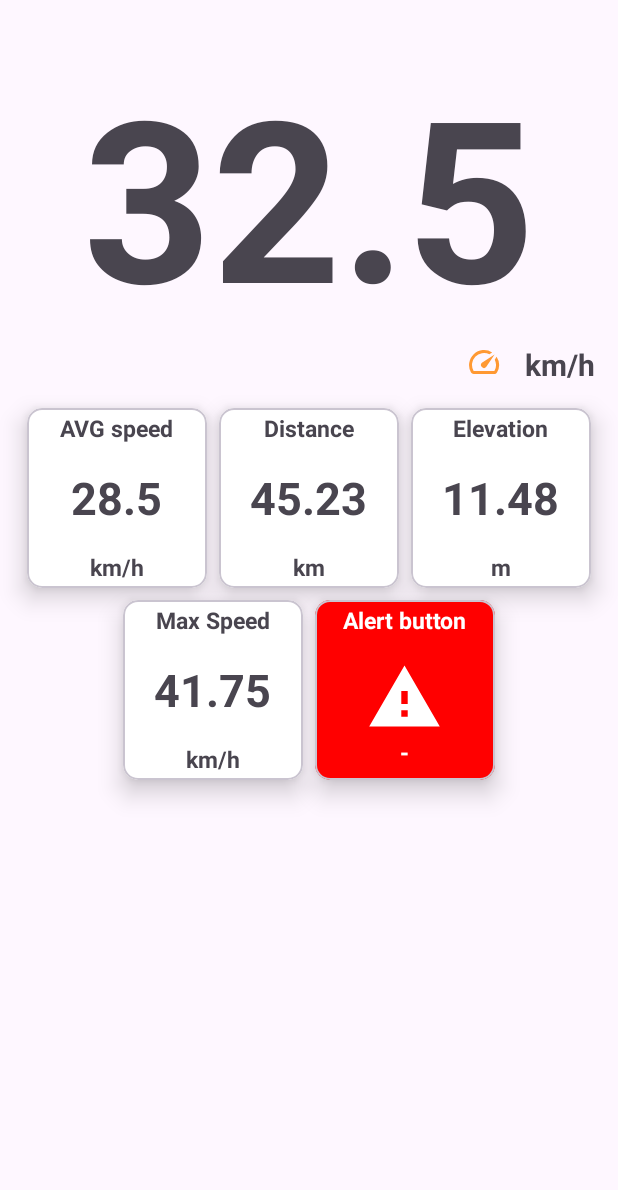
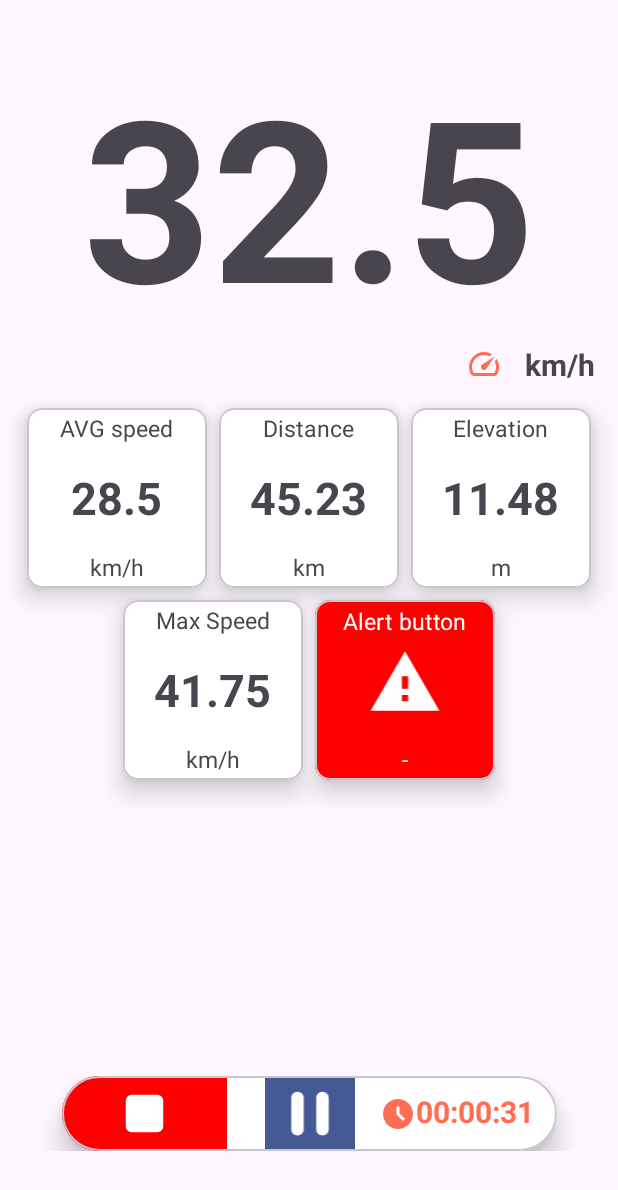
Before and after one commit to Jarcovision/CurrentWeatherData, an Android app: the WindFragment screen opened through its navigation route, on a phone screen of 412 x 824 dp. Shown: the top 1190 px of the screen. Run offline under Robolectric (Android 15) with nearby library versions, the phone set to English and light mode, and no system bars; our stand-ins replace Dagger/Hilt's generated code.

Commit message:
fragment_wind finished

```diff
--- a/app/src/main/res/drawable/baseline_speed_24.xml
+++ b/app/src/main/res/drawable/baseline_speed_24.xml
@@ -1,4 +1,4 @@
-<vector android:height="24dp" android:tint="#FF9933"
+<vector android:height="24dp" android:tint="@color/orange"
     android:viewportHeight="24" android:viewportWidth="24"
     android:width="24dp" xmlns:android="http://schemas.android.com/apk/res/android">
     <path android:fillColor="@android:color/white" android:pathData="M20.38,8.57l-1.23,1.85a8,8 0,0 1,-0.22 7.58L5.07,18A8,8 0,0 1,15.58 6.85l1.85,-1.23A10,10 0,0 0,3.35 19a2,2 0,0 0,1.72 1h13.85a2,2 0,0 0,1.74 -1,10 10,0 0,0 -0.27,-10.44zM10.59,15.41a2,2 0,0 0,2.83 0l5.66,-8.49 -8.49,5.66a2,2 0,0 0,0 2.83z"/>
--- a/app/src/main/res/drawable/timer_24.xml
+++ b/app/src/main/res/drawable/timer_24.xml
@@ -1,4 +1,4 @@
-<vector android:height="24dp" android:tint="#FF9933"
+<vector android:height="24dp" android:tint="@color/orange"
     android:viewportHeight="24" android:viewportWidth="24"
     android:width="24dp" xmlns:android="http://schemas.android.com/apk/res/android">
     <path android:fillColor="@android:color/white" android:pathData="M11.99,2C6.47,2 2,6.48 2,12s4.47,10 9.99,10C17.52,22 22,17.52 22,12S17.52,2 11.99,2zM15.29,16.71L11,12.41V7h2v4.59l3.71,3.71L15.29,16.71z"/>
--- a/app/src/main/res/layout/fragment_wind.xml
+++ b/app/src/main/res/layout/fragment_wind.xml
@@ -16,7 +16,6 @@
         android:textSize="@dimen/wind_speed_value_text_size"
         android:textStyle="bold"
         app:layout_constraintEnd_toEndOf="parent"
-        app:layout_constraintHorizontal_bias="0.0"
         app:layout_constraintStart_toStartOf="parent"
         app:layout_constraintTop_toTopOf="parent" />
 
@@ -28,40 +27,32 @@
         app:layout_constraintEnd_toEndOf="@id/wind_speed"
         app:layout_constraintTop_toBottomOf="@+id/wind_speed">
 
-        <ImageView
-            android:id="@+id/wind_speed_icon"
-            android:layout_width="wrap_content"
-            android:layout_height="wrap_content"
-            app:srcCompat="@drawable/baseline_speed_24" />
-
         <TextView
             android:id="@+id/wind_speed_unit"
             android:layout_width="wrap_content"
             android:layout_height="wrap_content"
+            android:layout_marginBottom="@dimen/margin"
+            android:drawablePadding="@dimen/padding"
             android:paddingStart="@dimen/padding"
             android:paddingEnd="@dimen/padding"
             android:text="@string/speed"
             android:textSize="@dimen/wind_speed"
             android:textStyle="bold"
+            app:drawableStartCompat="@drawable/baseline_speed_24" />
 
-            android:layout_marginBottom="@dimen/margin"/>
         <!--<Spinner
-            android:id="@+id/planets_spinner"
+            android:id="@+id/dropdown"
             android:layout_width="match_parent"
-            android:layout_height="wrap_content"
-            app:layout_constraintStart_toEndOf="@+id/dropdown_menu"/>-->
+            android:layout_height="wrap_content"/>-->
     </LinearLayout>
-
 
     <com.google.android.material.card.MaterialCardView
         android:id="@+id/card_avg_speed"
-        app:cardCornerRadius="@dimen/card_corner_radius"
         android:layout_width="@dimen/card_size"
         android:layout_height="@dimen/card_size"
-
+        android:backgroundTint="@color/white"
+        app:cardCornerRadius="@dimen/card_corner_radius"
         app:cardElevation="@dimen/card_elevation"
-        android:backgroundTint="@color/white"
-
         app:layout_constraintEnd_toStartOf="@+id/card_distance"
         app:layout_constraintHorizontal_chainStyle="packed"
         app:layout_constraintStart_toStartOf="parent"
@@ -70,49 +61,44 @@
         <LinearLayout
             android:layout_width="match_parent"
             android:layout_height="match_parent"
-            android:orientation="vertical"
-            android:gravity="center">
+            android:gravity="center"
+            android:orientation="vertical">
 
             <TextView
                 android:id="@+id/avg_speed"
                 android:layout_width="wrap_content"
                 android:layout_height="wrap_content"
                 android:text="@string/avg_speed"
-                android:textSize="@dimen/text_size"
-                android:textStyle="bold"
-                />
+                android:textSize="@dimen/text_size" />
 
             <TextView
                 android:id="@+id/avg_speed_value"
                 android:layout_width="wrap_content"
                 android:layout_height="wrap_content"
+                android:paddingTop="@dimen/padding"
+                android:paddingBottom="@dimen/padding"
                 android:text="@string/avg_seed_value"
                 android:textSize="@dimen/card_value_text_size"
-                android:textStyle="bold"
-                android:paddingTop="@dimen/padding"
-                android:paddingBottom="@dimen/padding"/>
+                android:textStyle="bold" />
 
             <TextView
                 android:id="@+id/avg_speed_unit"
                 android:layout_width="wrap_content"
                 android:layout_height="wrap_content"
                 android:text="@string/speed"
-                android:textSize="@dimen/text_size"
-                android:textStyle="bold"/>
+                android:textSize="@dimen/text_size"/>
         </LinearLayout>
     </com.google.android.material.card.MaterialCardView>
 
     <com.google.android.material.card.MaterialCardView
         android:id="@+id/card_distance"
-        app:cardCornerRadius="@dimen/card_corner_radius"
         android:layout_width="@dimen/card_size"
         android:layout_height="@dimen/card_size"
-
-        app:cardElevation="@dimen/card_elevation"
-        android:backgroundTint="@color/white"
-
         android:layout_marginStart="@dimen/card_margin"
         android:layout_marginEnd="@dimen/card_margin"
+        android:backgroundTint="@color/white"
+        app:cardCornerRadius="@dimen/card_corner_radius"
+        app:cardElevation="@dimen/card_elevation"
         app:layout_constraintBottom_toBottomOf="@+id/card_avg_speed"
         app:layout_constraintEnd_toStartOf="@+id/card_elevation"
         app:layout_constraintStart_toEndOf="@+id/card_avg_speed"
@@ -121,47 +107,42 @@
         <LinearLayout
             android:layout_width="match_parent"
             android:layout_height="match_parent"
-            android:orientation="vertical"
-            android:gravity="center">
+            android:gravity="center"
+            android:orientation="vertical">
 
             <TextView
                 android:id="@+id/distance"
                 android:layout_width="wrap_content"
                 android:layout_height="wrap_content"
                 android:text="@string/distance"
-                android:textSize="@dimen/text_size"
-                android:textStyle="bold"/>
+                android:textSize="@dimen/text_size" />
 
             <TextView
                 android:id="@+id/distance_value"
                 android:layout_width="wrap_content"
                 android:layout_height="wrap_content"
+                android:paddingTop="@dimen/padding"
+                android:paddingBottom="@dimen/padding"
                 android:text="@string/distance_value"
                 android:textSize="@dimen/card_value_text_size"
-                android:textStyle="bold"
-                android:paddingTop="@dimen/padding"
-                android:paddingBottom="@dimen/padding"/>
+                android:textStyle="bold" />
 
             <TextView
                 android:id="@+id/distance_unit"
                 android:layout_width="wrap_content"
                 android:layout_height="wrap_content"
                 android:text="@string/km"
-                android:textSize="@dimen/text_size"
-                android:textStyle="bold"/>
+                android:textSize="@dimen/text_size"/>
         </LinearLayout>
     </com.google.android.material.card.MaterialCardView>
 
     <com.google.android.material.card.MaterialCardView
         android:id="@+id/card_elevation"
-        app:cardCornerRadius="@dimen/card_corner_radius"
         android:layout_width="@dimen/card_size"
         android:layout_height="@dimen/card_size"
-
+        android:backgroundTint="@color/white"
+        app:cardCornerRadius="@dimen/card_corner_radius"
         app:cardElevation="@dimen/card_elevation"
-        android:backgroundTint="@color/white"
-
-
         app:layout_constraintBottom_toBottomOf="@+id/card_distance"
         app:layout_constraintEnd_toEndOf="parent"
         app:layout_constraintStart_toEndOf="@+id/card_distance"
@@ -170,49 +151,44 @@
         <LinearLayout
             android:layout_width="match_parent"
             android:layout_height="match_parent"
-            android:orientation="vertical"
-            android:gravity="center">
+            android:gravity="center"
+            android:orientation="vertical">
 
             <TextView
                 android:id="@+id/elevation"
                 android:layout_width="wrap_content"
                 android:layout_height="wrap_content"
                 android:text="@string/elevation"
-                android:textSize="@dimen/text_size"
-                android:textStyle="bold"/>
+                android:textSize="@dimen/text_size" />
 
             <TextView
                 android:id="@+id/elevation_value"
                 android:layout_width="wrap_content"
                 android:layout_height="wrap_content"
+                android:paddingTop="@dimen/padding"
+                android:paddingBottom="@dimen/padding"
                 android:text="@string/elevation_value"
                 android:textSize="@dimen/card_value_text_size"
-                android:textStyle="bold"
-                android:paddingTop="@dimen/padding"
-                android:paddingBottom="@dimen/padding"/>
+                android:textStyle="bold" />
 
             <TextView
                 android:id="@+id/elevation_unit"
                 android:layout_width="wrap_content"
                 android:layout_height="wrap_content"
                 android:text="@string/m"
-                android:textSize="@dimen/text_size"
-                android:textStyle="bold"/>
+                android:textSize="@dimen/text_size" />
         </LinearLayout>
     </com.google.android.material.card.MaterialCardView>
 
     <com.google.android.material.card.MaterialCardView
         android:id="@+id/card_max_speed"
-        app:cardCornerRadius="@dimen/card_corner_radius"
         android:layout_width="@dimen/card_size"
         android:layout_height="@dimen/card_size"
-
+        android:layout_marginTop="@dimen/card_margin"
+        android:backgroundTint="@color/white"
+        app:cardCornerRadius="@dimen/card_corner_radius"
         app:cardElevation="@dimen/card_elevation"
-        android:backgroundTint="@color/white"
-
-        android:layout_marginTop="@dimen/card_margin"
         app:layout_constraintEnd_toStartOf="@+id/card_alert_button"
-        app:layout_constraintHorizontal_bias="0.5"
         app:layout_constraintHorizontal_chainStyle="packed"
         app:layout_constraintStart_toStartOf="parent"
         app:layout_constraintTop_toBottomOf="@id/card_distance">
@@ -220,48 +196,43 @@
         <LinearLayout
             android:layout_width="match_parent"
             android:layout_height="match_parent"
-            android:orientation="vertical"
-            android:gravity="center">
+            android:gravity="center"
+            android:orientation="vertical">
 
             <TextView
                 android:id="@+id/max_speed"
                 android:layout_width="wrap_content"
                 android:layout_height="wrap_content"
                 android:text="@string/max_speed"
-                android:textSize="@dimen/text_size"
-                android:textStyle="bold" />
+                android:textSize="@dimen/text_size" />
 
             <TextView
                 android:id="@+id/max_speed_value"
                 android:layout_width="wrap_content"
                 android:layout_height="wrap_content"
+                android:paddingTop="@dimen/padding"
+                android:paddingBottom="@dimen/padding"
                 android:text="@string/max_speed_value"
                 android:textSize="@dimen/card_value_text_size"
-                android:textStyle="bold"
-                android:paddingTop="@dimen/padding"
-                android:paddingBottom="@dimen/padding"
-                />
+                android:textStyle="bold" />
 
             <TextView
                 android:id="@+id/speed_unit"
                 android:layout_width="wrap_content"
                 android:layout_height="wrap_content"
                 android:text="@string/speed"
-                android:textSize="@dimen/text_size"
-                android:textStyle="bold"/>
+                android:textSize="@dimen/text_size" />
         </LinearLayout>
     </com.google.android.material.card.MaterialCardView>
 
     <com.google.android.material.card.MaterialCardView
         android:id="@+id/card_alert_button"
-        app:cardCornerRadius="@dimen/card_corner_radius"
         android:layout_width="@dimen/card_size"
         android:layout_height="@dimen/card_size"
-
+        android:layout_marginStart="@dimen/card_margin"
+        android:backgroundTint="@color/alert"
+        app:cardCornerRadius="@dimen/card_corner_radius"
         app:cardElevation="@dimen/card_elevation"
-        android:backgroundTint="@color/alert"
-
-        android:layout_marginStart="@dimen/card_margin"
         app:layout_constraintEnd_toEndOf="parent"
         app:layout_constraintStart_toEndOf="@+id/card_max_speed"
         app:layout_constraintTop_toTopOf="@+id/card_max_speed">
@@ -269,41 +240,103 @@
         <LinearLayout
             android:layout_width="match_parent"
             android:layout_height="match_parent"
-            android:orientation="vertical"
-            android:gravity="center">
+            android:gravity="center"
+            android:orientation="vertical">
 
             <TextView
                 android:id="@+id/alert_button"
                 android:layout_width="wrap_content"
                 android:layout_height="wrap_content"
-                android:textColor="@color/white"
-                android:text="@string/alert_button"
-                android:textSize="@dimen/text_size"
-                android:textStyle="bold"
+                android:layout_marginTop="@dimen/negative_margin"
+                android:layout_marginBottom="-10dp"
                 android:paddingTop="@dimen/padding"
                 android:paddingBottom="@dimen/padding"
-
-                android:layout_marginTop="-20dp" />
+                android:text="@string/alert_button"
+                android:textColor="@color/white"
+                android:textSize="@dimen/text_size" />
 
             <ImageView
                 android:id="@+id/alert_icon"
-                android:layout_width="78dp"
-                android:layout_height="51dp"
+                android:layout_width="80dp"
+                android:layout_height="50dp"
+                android:contentDescription="@string/alert_button"
                 app:srcCompat="@drawable/alert_24" />
 
             <TextView
                 android:id="@+id/alert_unit"
                 android:layout_width="wrap_content"
                 android:layout_height="wrap_content"
+                android:layout_marginTop="@dimen/margin"
+                android:text="@string/none"
                 android:textColor="@color/white"
-                android:text="@string/none"
-                android:textSize="@dimen/text_size"
-                android:textStyle="bold" />
+                android:textSize="@dimen/text_size" />
         </LinearLayout>
     </com.google.android.material.card.MaterialCardView>
 
+    <androidx.constraintlayout.widget.ConstraintLayout
+        android:layout_width="match_parent"
+        android:layout_height="50dp"
+        app:layout_constraintBottom_toBottomOf="parent"
+        app:layout_constraintEnd_toEndOf="parent"
+        app:layout_constraintHorizontal_bias="1.0"
+        app:layout_constraintStart_toStartOf="parent"
+        app:layout_constraintTop_toBottomOf="@+id/card_max_speed"
+        app:layout_constraintVertical_bias="0.776">
 
+        <com.google.android.material.card.MaterialCardView
+            android:id="@+id/card_controls"
+            android:layout_width="330dp"
+            android:layout_height="50dp"
+            app:cardCornerRadius="100dp"
+            app:cardElevation="@dimen/card_elevation"
+            app:layout_constraintBottom_toBottomOf="parent"
+            app:layout_constraintEnd_toEndOf="parent"
+            app:layout_constraintStart_toStartOf="parent"
+            app:layout_constraintTop_toTopOf="parent"
+            app:cardBackgroundColor="@color/white">
 
+            <androidx.constraintlayout.widget.ConstraintLayout
+                android:layout_width="match_parent"
+                android:layout_height="match_parent"
+                android:orientation="horizontal">
 
+                <ImageView
+                    android:id="@+id/stop"
+                    android:layout_width="110dp"
+                    android:layout_height="match_parent"
+                    android:background="@color/alert"
+                    app:layout_constraintBottom_toBottomOf="parent"
+                    app:layout_constraintStart_toStartOf="parent"
+                    app:layout_constraintTop_toTopOf="parent"
+                    app:srcCompat="@drawable/round_stop_24"
+                    android:contentDescription="@string/stop_button"/>
 
+                <ImageView
+                    android:id="@+id/pause"
+                    android:layout_width="60dp"
+                    android:layout_height="match_parent"
+                    android:background="@color/pause"
+                    android:contentDescription="@string/pause_button"
+                    app:layout_constraintEnd_toEndOf="parent"
+                    app:layout_constraintStart_toStartOf="@+id/stop"
+                    app:srcCompat="@drawable/round_pause_24" />
+
+                <TextView
+                    android:id="@+id/timer"
+                    android:layout_width="wrap_content"
+                    android:layout_height="match_parent"
+                    android:lastBaselineToBottomHeight="@dimen/padding"
+                    android:paddingTop="10dp"
+                    android:paddingEnd="@dimen/padding"
+                    android:text="@string/timer"
+                    android:textColor="@color/orange"
+                    android:textSize="20sp"
+                    android:textStyle="bold"
+                    app:drawableStartCompat="@drawable/timer_24"
+                    app:layout_constraintBottom_toBottomOf="parent"
+                    app:layout_constraintEnd_toEndOf="parent"
+                    app:layout_constraintTop_toTopOf="parent" />
+            </androidx.constraintlayout.widget.ConstraintLayout>
+        </com.google.android.material.card.MaterialCardView>
+    </androidx.constraintlayout.widget.ConstraintLayout>
 </androidx.constraintlayout.widget.ConstraintLayout>
--- a/app/src/main/res/values/colors.xml
+++ b/app/src/main/res/values/colors.xml
@@ -4,4 +4,5 @@
     <color name="white">#FFFFFFFF</color>
     <color name="alert">#ff0000</color>
     <color name="orange">#FF6E53</color>
+    <color name="pause">#455994</color>
 </resources>
--- a/app/src/main/res/values/dimens.xml
+++ b/app/src/main/res/values/dimens.xml
@@ -7,21 +7,11 @@
     <dimen name="card_value_text_size">30sp</dimen>
 
     <dimen name="text_size">15sp</dimen>
-
     <dimen name="wind_speed_value_text_size">150sp</dimen>
     <dimen name="wind_speed_top_padding">30dp</dimen>
     <dimen name="wind_speed">20sp</dimen>
     <dimen name="button_text_Size">30sp</dimen>
     <dimen name="padding">15dp</dimen>
     <dimen name="margin">15dp</dimen>
+    <dimen name="negative_margin">-15dp</dimen>
 </resources>
-
-
-<com.google.android.material.card.MaterialCardView
-android:id="@+id/card_elevation"
-app:cardCornerRadius="@dimen/card_corner_radius"
-android:layout_width="@dimen/card_size"
-android:layout_height="@dimen/card_size"
-
-app:cardElevation="@dimen/card_elevation"
-android:backgroundTint="@color/white">
--- a/app/src/main/res/values/strings.xml
+++ b/app/src/main/res/values/strings.xml
@@ -23,6 +23,9 @@
     <string name="m">m</string>
     <string name="wind_info_button">Wind info</string>
     <string name="temperature">Temperature</string>
+    <string name="timer"> 00:00:31</string>
+    <string name="stop_button">stop button</string>
+    <string name="pause_button">pause button</string>
 
 
 </resources>
```
